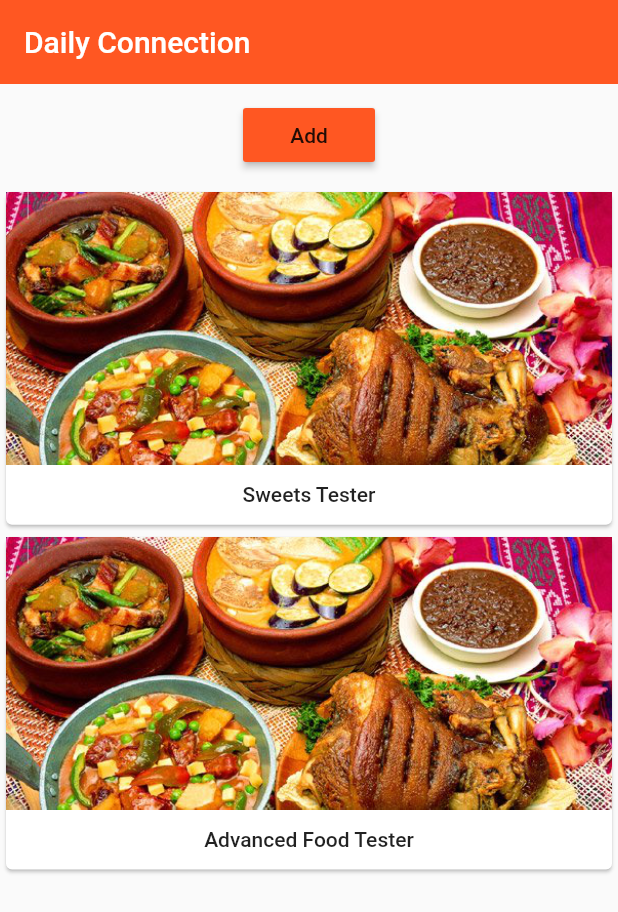
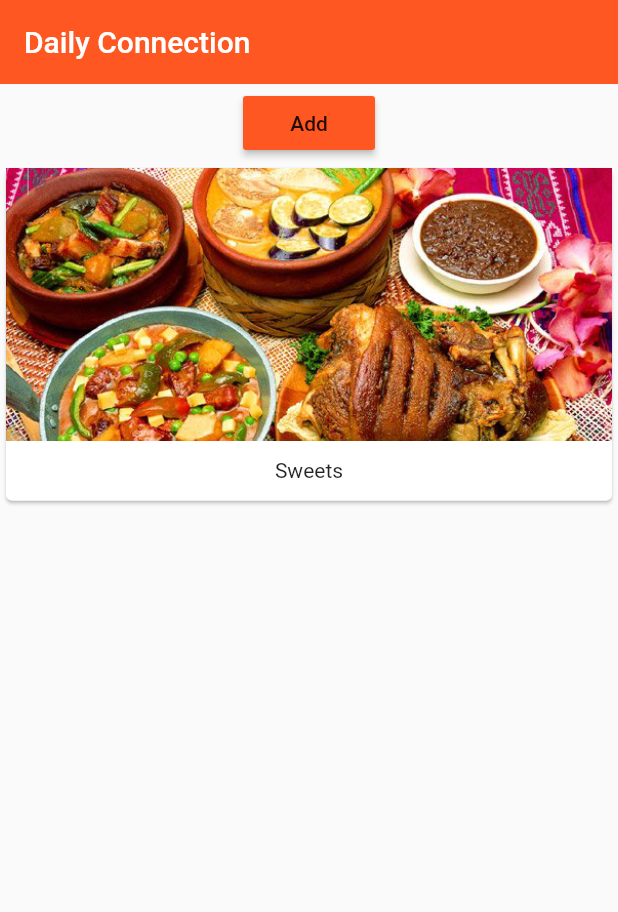
Before and after one commit to bmelton/flutter-testing, a Flutter app: the screen it shows after launch, after a tap on "Add", on a phone screen of 412 x 824 dp. Shown: the top 912 px of the screen. Run offline on Flutter 3.47's test engine with Material 2 defaults, Android fonts, the phone set to English and light mode, and no system bars.

Commit message:
Refactored to ListView

```diff
--- a/lib/main.dart
+++ b/lib/main.dart
@@ -3,11 +3,11 @@ import 'product_manager.dart';
 
 const _appName = "Daily Connection";
 
-void main() => runApp(MyApp());
+void main() {
+  runApp(MyApp());
+}
 
 class MyApp extends StatelessWidget {
-  List<String> _products = ['Food Tester'];
-
   @override
   Widget build(BuildContext context) {
     return MaterialApp(
--- /dev/null
+++ b/lib/product_control.dart
@@ -0,0 +1,18 @@
+import 'package:flutter/material.dart';
+
+class ProductControl extends StatelessWidget {
+  final Function addProduct;
+
+  ProductControl(this.addProduct);
+
+  @override
+  Widget build(BuildContext context) {
+    return RaisedButton(
+      color: Theme.of(context).primaryColor,
+      onPressed: () {
+        addProduct('Sweets');
+      },
+      child: Text('Add'),
+    );
+  }
+}
--- a/lib/product_manager.dart
+++ b/lib/product_manager.dart
@@ -1,11 +1,11 @@
 import 'package:flutter/material.dart';
 import 'products.dart';
+import 'product_control.dart';
 
 class ProductManager extends StatefulWidget {
   final String startingProduct;
 
-  ProductManager({this.startingProduct = 'Sweets Tester'}) {
-  }
+  ProductManager({this.startingProduct});
 
   @override
   State<StatefulWidget> createState() {
@@ -24,23 +24,25 @@ class _ProductManagerState extends State<ProductManager> {
   @override
   void initState() {
     super.initState();
-    _products.add(widget.startingProduct);
+    if(widget.startingProduct != null) {
+      _products.add(widget.startingProduct);
+    }
+  }
+
+  void _addProduct(String product) {
+    setState(() {
+      _products.add(product);
+    });
   }
 
   @override
   Widget build(BuildContext context) {
     return Column(children: [
       Container(
-        margin: EdgeInsets.all(10.0),
-        child: RaisedButton(
-          color: Theme.of(context).primaryColor,
-          onPressed: () {
-            setState(() => {_products.add('Advanced Food Tester')});
-          },
-          child: Text('Add'),
-        )),
-        Products(_products),
-      ]
-    );
+        margin: EdgeInsets.all(2.0),
+        child: ProductControl(_addProduct),
+      ),
+      Expanded( child: Products(_products))
+    ]);
   }
 }
--- a/lib/products.dart
+++ b/lib/products.dart
@@ -1,5 +1,45 @@
 import 'package:flutter/material.dart';
+import 'package:flutter/rendering.dart';
 
+class Products extends StatelessWidget {
+  final List<String> products;
+
+  Products([this.products = const []]);
+
+  Widget _buildProductItem(BuildContext context, int index) {
+    return Card(
+      child: Column(
+        children: <Widget>[
+          Image.asset('assets/food.jpg'),
+          Padding(
+            padding: EdgeInsets.all(12.0),
+            child: Text(products[index])
+          )
+        ]
+      )
+    );
+  }
+
+  @override
+  Widget build(BuildContext build) {
+    Widget productCard = Container(
+      child: Center(
+        child: Text('No products found.'),
+      )
+    );
+
+    if(products.length > 0) {
+      productCard = ListView.builder(
+        itemBuilder: _buildProductItem,
+        itemCount: products.length,
+      );
+    }
+
+    return productCard;
+  }
+}
+
+/*
 class Products extends StatelessWidget {
   final List<String> products;
 
@@ -23,3 +63,4 @@ class Products extends StatelessWidget {
             .toList());
   }
 }
+*/
```
